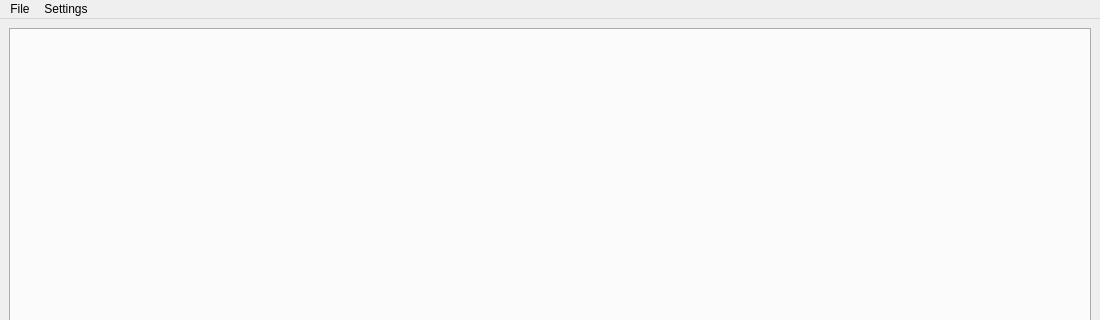
Before: the Qt Designer form app/ui/forms/main_window.ui in jmartinmaster/Project-Librarian, drawn with Qt 5; both pictures show x 0 to 1100 and y 0 to 320 of the 1100 by 760 pixel window.
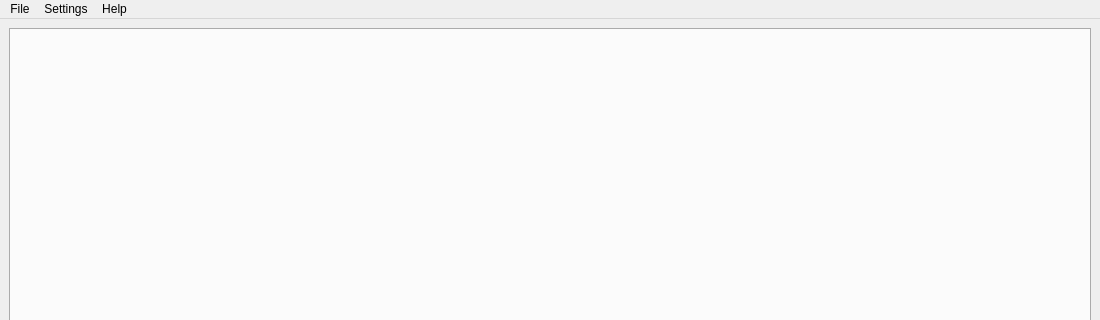
After: the same form once the commit is applied.

```diff
--- a/app/ui/forms/main_window.ui
+++ b/app/ui/forms/main_window.ui
@@ -41,8 +41,15 @@
     </property>
     <addaction name="actionPreferences"/>
    </widget>
+    <widget class="QMenu" name="menuHelp">
+     <property name="title">
+      <string>Help</string>
+     </property>
+     <addaction name="actionAbout"/>
+    </widget>
    <addaction name="menuFile"/>
    <addaction name="menuSettings"/>
+    <addaction name="menuHelp"/>
   </widget>
   <widget class="QStatusBar" name="statusbar"/>
   <action name="actionRefreshIndex">
```
Left out of the diff: 23 changed lines with no effect on the pictures.
